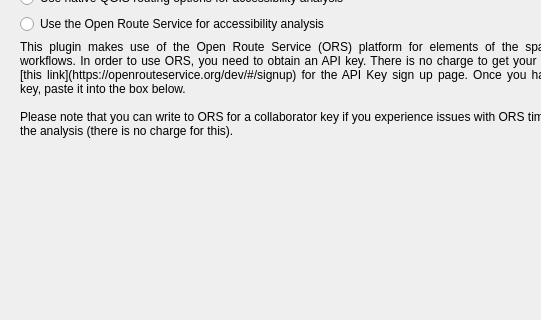
This is geest/ui/ors_panel_base.ui in worldbank/GEEST as Qt 5 draws it before an edit; both pictures show x 0 to 541 and y 92 to 412 of the 630 by 848 pixel window. The edited form follows.
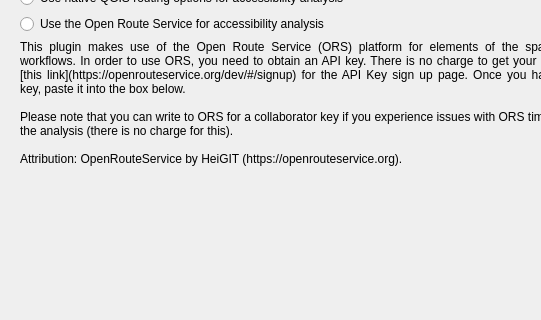
This is the edited form. Icons and pictures are not drawn.

Commit message: fix: enhance data attribution details across various UI components

Diff of the .ui file:
```diff
--- a/geest/ui/ors_panel_base.ui
+++ b/geest/ui/ors_panel_base.ui
@@ -260,7 +260,9 @@
          <property name="text">
           <string>This plugin makes use of the Open Route Service (ORS) platform for elements of the spatial analysis workflows. In order to use ORS, you need to obtain an API key. There is no charge to get your key. Click on [this link](https://openrouteservice.org/dev/#/signup) for the API Key sign up page. Once you have your API key, paste it into the box below.
 
-Please note that you can write to ORS for a collaborator key if you experience issues with ORS timeouts during the analysis (there is no charge for this).</string>
+Please note that you can write to ORS for a collaborator key if you experience issues with ORS timeouts during the analysis (there is no charge for this).
+
+Attribution: OpenRouteService by HeiGIT (https://openrouteservice.org).</string>
          </property>
          <property name="textFormat">
           <enum>Qt::MarkdownText</enum>
```
Left out of the diff: 2 changed lines with no effect on the pictures. Lines whose indentation alone changed are shown as unchanged. The commit also changes 4 other files.
